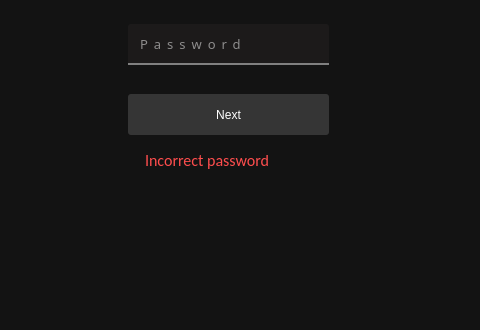
Old version of the form mainwindow.ui in the repository Walter0b/Projector_remote_control; both pictures show x 134 to 614 and y 181 to 511 of the 731 by 511 pixel window.
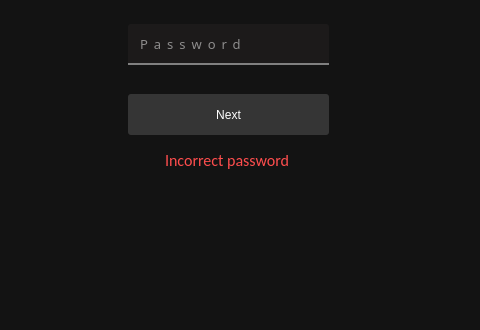
New version of the form. The open tabs and pages were chosen to show the change. Icons and pictures are not drawn.

Commit message: pulled new changes and tested the project

Diff of the .ui file:
```diff
--- a/mainwindow.ui
+++ b/mainwindow.ui
@@ -1722,9 +1722,9 @@
       <widget class="QLabel" name="incorrect_password">
        <property name="geometry">
         <rect>
-         <x>280</x>
+         <x>300</x>
          <y>330</y>
-         <width>191</width>
+         <width>131</width>
          <height>20</height>
         </rect>
        </property>
```
Left out of the diff: 2 changed lines with no effect on the pictures. The commit also changes 2 other files.
